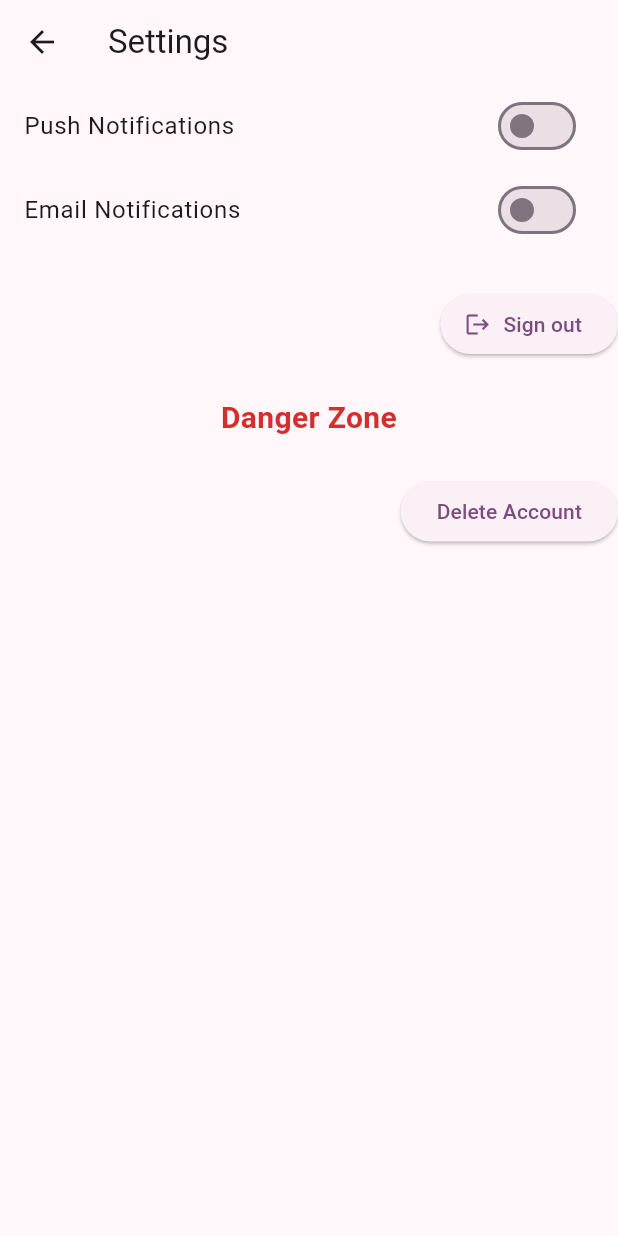
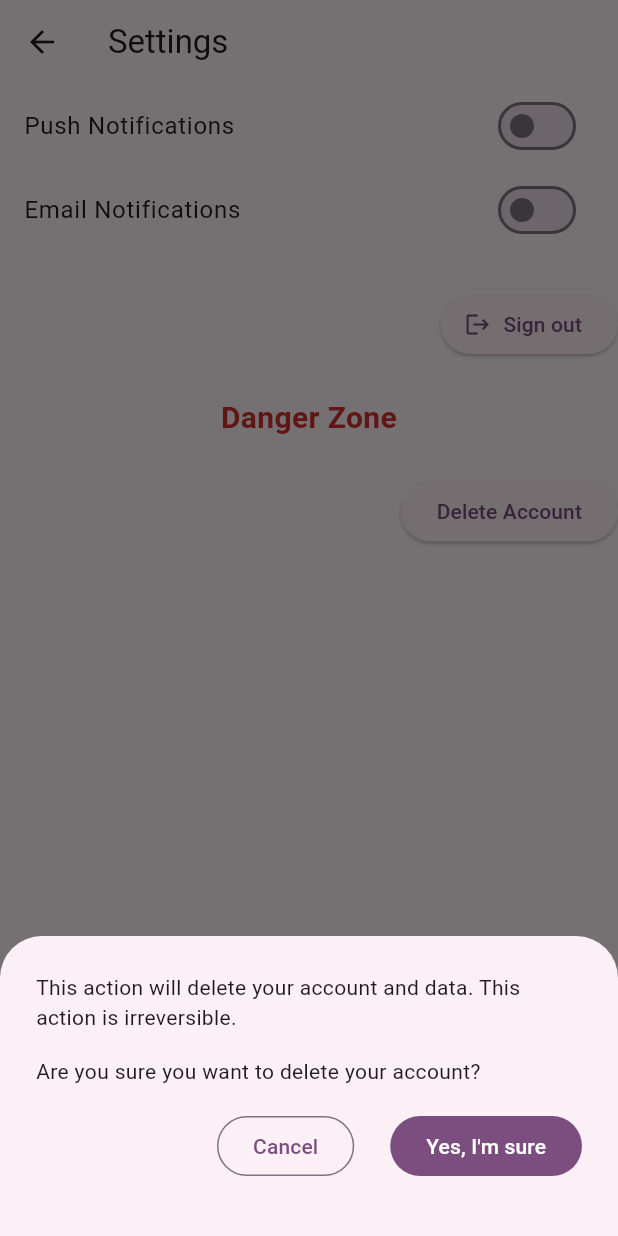
Before and after one commit to dotted-earth/dotted, a Flutter app: the SettingsPage screen opened directly, after a tap on "Delete Account", on a phone screen of 412 x 824 dp. Run offline on Flutter 3.47's test engine with Material 3 defaults, Android fonts, the phone set to English and light mode, and no system bars; our stand-ins replace drift, equatable, flutter_bloc, google_maps_flutter, google_sign_in, icons_plus and 5 more; missing offline and left inert: bottom_picker, flutter_config, flutter_polyline_points, sqlite3; accounts and stored records are empty; generated files the repository leaves out were written again.

Commit message:
add delete account

```diff
--- a/lib/screens/settings_page.dart
+++ b/lib/screens/settings_page.dart
@@ -1,4 +1,5 @@
 import 'package:dotted/bloc/auth/auth_bloc.dart';
+import 'package:dotted/utils/constants/supabase.dart';
 import 'package:flutter/material.dart';
 import 'package:dotted/utils/constants/routes.dart';
 import 'package:flutter_bloc/flutter_bloc.dart';
@@ -12,6 +13,63 @@ class SettingsPage extends StatefulWidget {
 
 class _SettingsPageState extends State<SettingsPage> {
   List<bool> switchesOn = [false, false];
+
+  void _onDeleteAccount() async {
+    final bool isDelete = await showModalBottomSheet(
+        context: context,
+        builder: (context) {
+          return Container(
+            padding: const EdgeInsets.all(24),
+            height: 200,
+            width: double.maxFinite,
+            child: Column(
+              crossAxisAlignment: CrossAxisAlignment.start,
+              children: [
+                const Text(
+                    "This action will delete your account and data. This action is irreversible."),
+                const SizedBox(
+                  height: 16,
+                ),
+                const Text("Are you sure you want to delete your account?"),
+                const SizedBox(
+                  height: 16,
+                ),
+                Row(
+                  mainAxisAlignment: MainAxisAlignment.end,
+                  children: [
+                    OutlinedButton(
+                        onPressed: () {
+                          Navigator.of(context).pop(false);
+                        },
+                        child: const Text("Cancel")),
+                    const SizedBox(
+                      width: 24,
+                    ),
+                    FilledButton(
+                        onPressed: () {
+                          Navigator.of(context).pop(true);
+                        },
+                        child: const Text("Yes, I'm sure"))
+                  ],
+                )
+              ],
+            ),
+          );
+        });
+
+    if (isDelete) {
+      try {
+        await supabase
+            .from("profiles")
+            .delete()
+            .match({'id': supabase.auth.currentUser!.id});
+        await supabase.rpc("delete_user");
+        context.read<AuthBloc>().add(const AuthLogOutRequested());
+      } catch (e) {
+        print(e);
+      }
+    }
+  }
 
   @override
   Widget build(BuildContext context) {
@@ -90,7 +148,7 @@ class _SettingsPageState extends State<SettingsPage> {
               mainAxisAlignment: MainAxisAlignment.end,
               children: [
                 ElevatedButton(
-                  onPressed: () {},
+                  onPressed: _onDeleteAccount,
                   child: const Text("Delete Account"),
                 ),
               ],
--- a/lib/widgets/on_boarding_page_presenter.dart
+++ b/lib/widgets/on_boarding_page_presenter.dart
@@ -18,6 +18,12 @@ class OnBoardingPagePresenter extends StatefulWidget {
 class _OnboardingPageState extends State<OnBoardingPagePresenter> {
   int _currentPage = 0;
   final PageController _pageController = PageController(initialPage: 0);
+
+  @override
+  dispose() {
+    super.dispose();
+    _pageController.dispose();
+  }
 
   _onFinish() async {
     widget.onFinish.call();
```
Also changed, not shown: lib/screens/profile_page.dart (+7 -0 lines), lib/utils/devices/devices.dart (+8 -3 lines), lib/widgets/google_maps.dart (+15 -1 lines).
